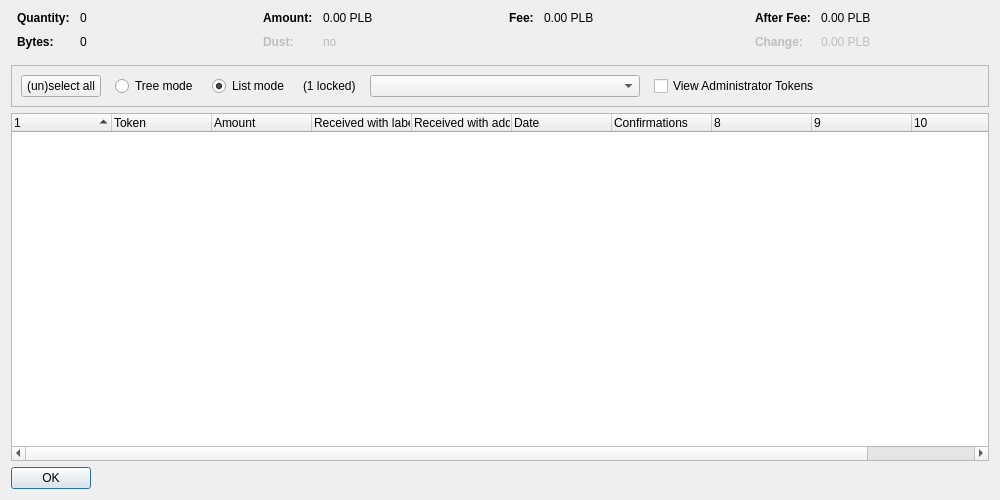
The window that src/qt/forms/tokencontroldialog.ui (PaladeumBlockchain/Paladeum) describes before a commit, drawn with Qt 5.
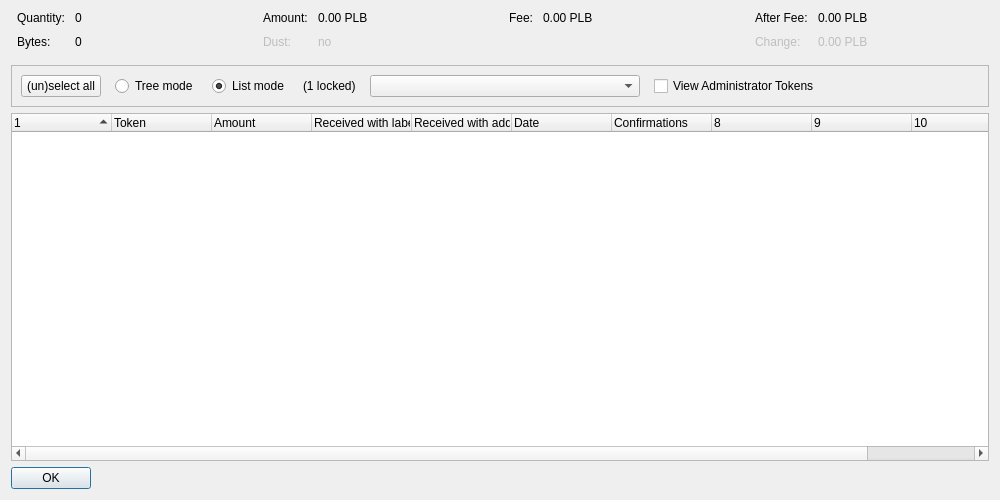
The same window after the commit. Custom widgets are drawn as their Qt base class.

What changed in the file:
```diff
--- a/src/qt/forms/tokencontroldialog.ui
+++ b/src/qt/forms/tokencontroldialog.ui
@@ -40,8 +40,8 @@
         <widget class="QLabel" name="labelTokenControlQuantityText">
          <property name="font">
           <font>
-           <weight>75</weight>
-           <bold>true</bold>
+           <weight>57</weight>
+           <bold>false</bold>
           </font>
          </property>
          <property name="text">
@@ -69,8 +69,8 @@
         <widget class="QLabel" name="labelTokenControlBytesText">
          <property name="font">
           <font>
-           <weight>75</weight>
-           <bold>true</bold>
+           <weight>57</weight>
+           <bold>false</bold>
           </font>
          </property>
          <property name="text">
@@ -114,8 +114,8 @@
         <widget class="QLabel" name="labelTokenControlAmountText">
          <property name="font">
           <font>
-           <weight>75</weight>
-           <bold>true</bold>
+           <weight>57</weight>
+           <bold>false</bold>
           </font>
          </property>
          <property name="text">
@@ -146,8 +146,8 @@
          </property>
          <property name="font">
           <font>
-           <weight>75</weight>
-           <bold>true</bold>
+           <weight>57</weight>
+           <bold>false</bold>
           </font>
          </property>
          <property name="text">
@@ -194,8 +194,8 @@
         <widget class="QLabel" name="labelTokenControlFeeText">
          <property name="font">
           <font>
-           <weight>75</weight>
-           <bold>true</bold>
+           <weight>57</weight>
+           <bold>false</bold>
           </font>
          </property>
          <property name="text">
@@ -239,8 +239,8 @@
         <widget class="QLabel" name="labelTokenControlAfterFeeText">
          <property name="font">
           <font>
-           <weight>75</weight>
-           <bold>true</bold>
+           <weight>57</weight>
+           <bold>false</bold>
           </font>
          </property>
          <property name="text">
@@ -271,8 +271,8 @@
          </property>
          <property name="font">
           <font>
-           <weight>75</weight>
-           <bold>true</bold>
+           <weight>57</weight>
+           <bold>false</bold>
           </font>
          </property>
          <property name="text">
```
